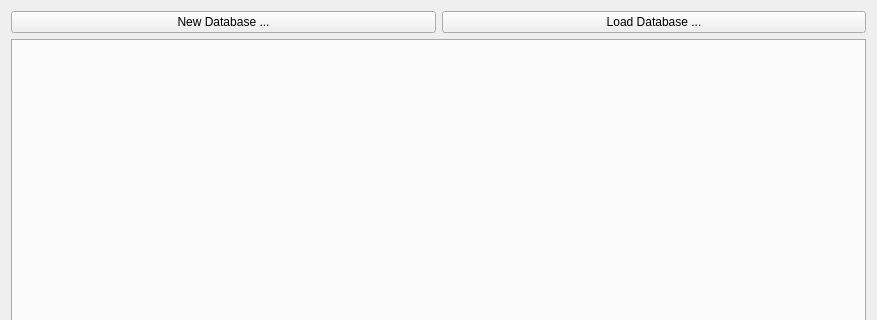
Before: the Qt Designer form ui/main.ui in olk90/pyIM, drawn with Qt 5; both pictures show x 0 to 877 and y 0 to 320 of the 877 by 673 pixel window.
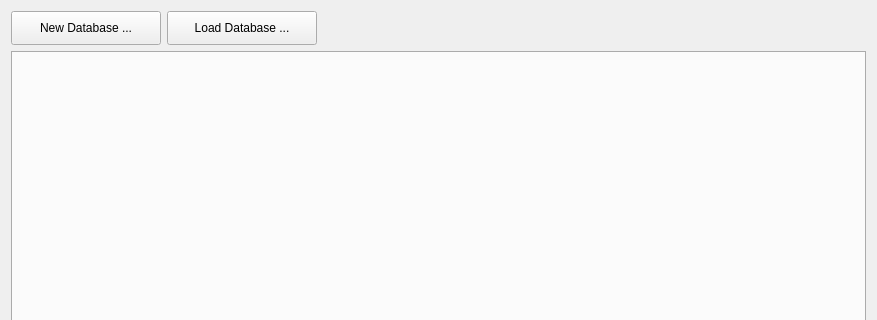
After: the same form once the commit is applied.

Commit message: add/delete button (not yet functional), resized buttons

The edit to the form file:
```diff
--- a/ui/main.ui
+++ b/ui/main.ui
@@ -32,6 +32,18 @@
       <layout class="QHBoxLayout" name="buttonLayout">
        <item>
         <widget class="QPushButton" name="newDbButton">
+         <property name="sizePolicy">
+          <sizepolicy hsizetype="Fixed" vsizetype="Fixed">
+           <horstretch>0</horstretch>
+           <verstretch>0</verstretch>
+          </sizepolicy>
+         </property>
+         <property name="minimumSize">
+          <size>
+           <width>150</width>
+           <height>34</height>
+          </size>
+         </property>
          <property name="text">
           <string>New Database ...</string>
          </property>
@@ -39,11 +51,30 @@
        </item>
        <item>
         <widget class="QPushButton" name="loadDbButton">
+         <property name="minimumSize">
+          <size>
+           <width>150</width>
+           <height>34</height>
+          </size>
+         </property>
          <property name="text">
           <string>Load Database ...</string>
          </property>
         </widget>
        </item>
+       <item>
+        <spacer name="horizontalSpacer">
+         <property name="orientation">
+          <enum>Qt::Horizontal</enum>
+         </property>
+         <property name="sizeHint" stdset="0">
+          <size>
+           <width>40</width>
+           <height>20</height>
+          </size>
+         </property>
+        </spacer>
+       </item>
       </layout>
      </item>
      <item>
```
The commit also changes 4 other files.
